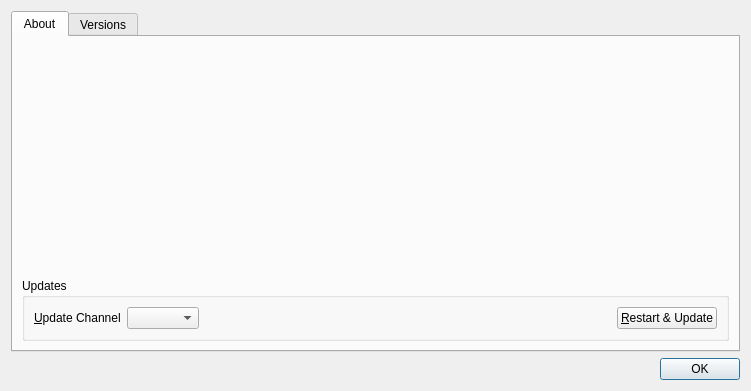
nextcloud/desktop, file src/gui/aboutdialog.ui: the form before one commit.
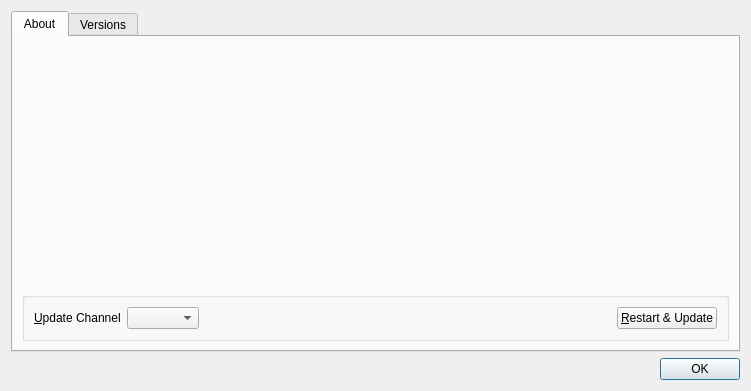
The form after the commit. Icons and pictures are not drawn.

```diff
--- a/src/gui/aboutdialog.ui
+++ b/src/gui/aboutdialog.ui
@@ -93,7 +93,7 @@
        <item>
         <widget class="QGroupBox" name="updaterWidget">
          <property name="title">
-          <string>Updates</string>
+          <string/>
          </property>
          <layout class="QHBoxLayout" name="horizontalLayout_2">
           <item>
```
